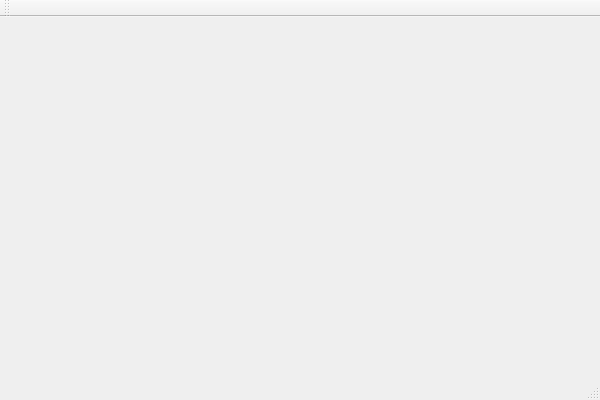
First picture: the form in ChatProject/ChatApp.ui, repository lmhmx/ChatProject, before the edit.
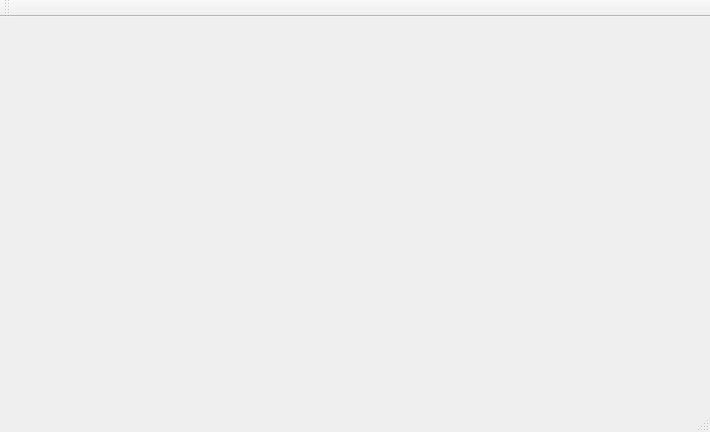
Second picture: the form after the edit.

Diff of the .ui file:
```diff
--- a/ChatProject/ChatApp.ui
+++ b/ChatProject/ChatApp.ui
@@ -6,8 +6,8 @@
    <rect>
     <x>0</x>
     <y>0</y>
-    <width>600</width>
-    <height>400</height>
+    <width>710</width>
+    <height>432</height>
    </rect>
   </property>
   <property name="windowTitle">
```
Left out of the diff: 2 changed lines with no effect on the pictures.
